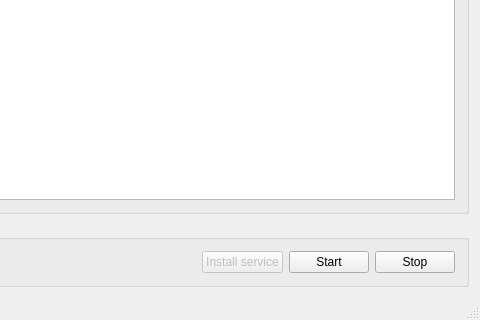
Old version of the form mainwindow.ui in the repository theinvisible/tiBackupUi; both pictures show x 544 to 1024 and y 448 to 768 of the 1024 by 768 pixel window.
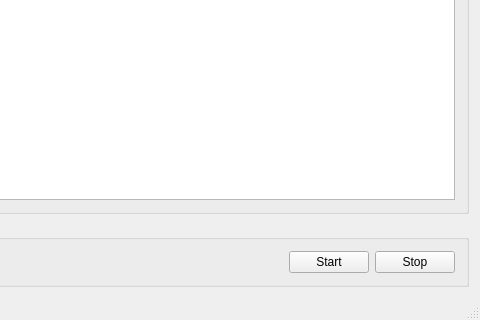
New version of the form.

What changed in the file:
```diff
--- a/mainwindow.ui
+++ b/mainwindow.ui
@@ -140,19 +140,6 @@
              </property>
             </spacer>
            </item>
-           <item>
-            <widget class="QPushButton" name="btnServiceInstall">
-             <property name="enabled">
-              <bool>false</bool>
-             </property>
-             <property name="text">
-              <string>Install service</string>
-             </property>
-             <property name="checkable">
-              <bool>false</bool>
-             </property>
-            </widget>
-           </item>
            <item>
             <widget class="QPushButton" name="btnServiceStart">
              <property name="text">
```
